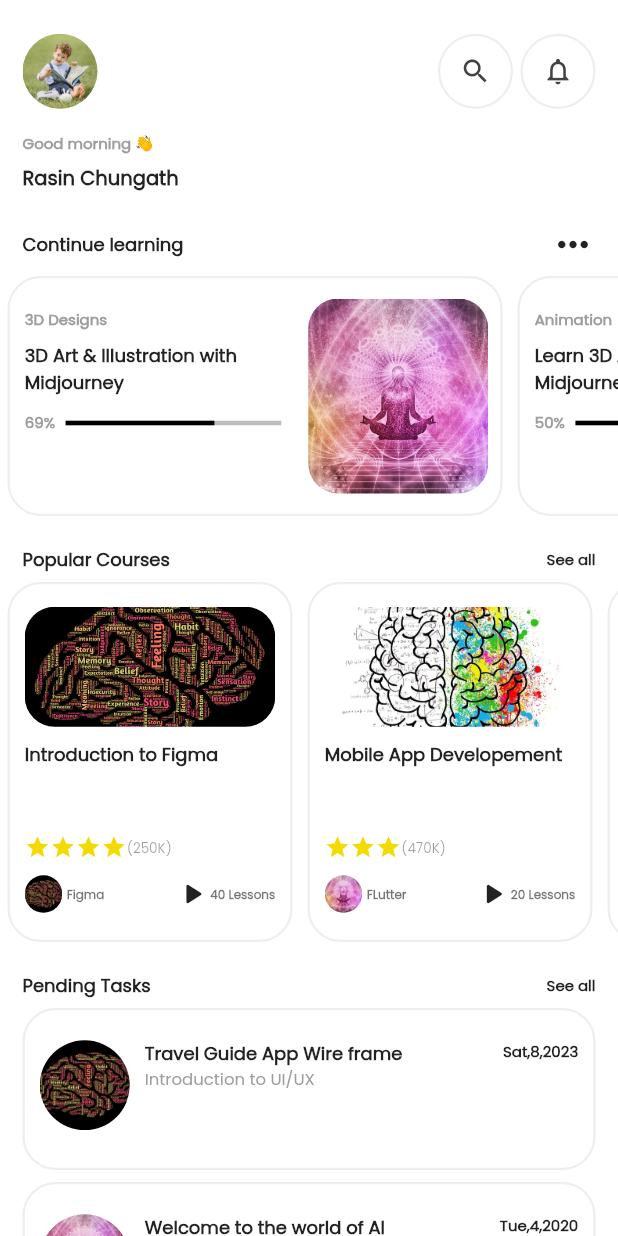
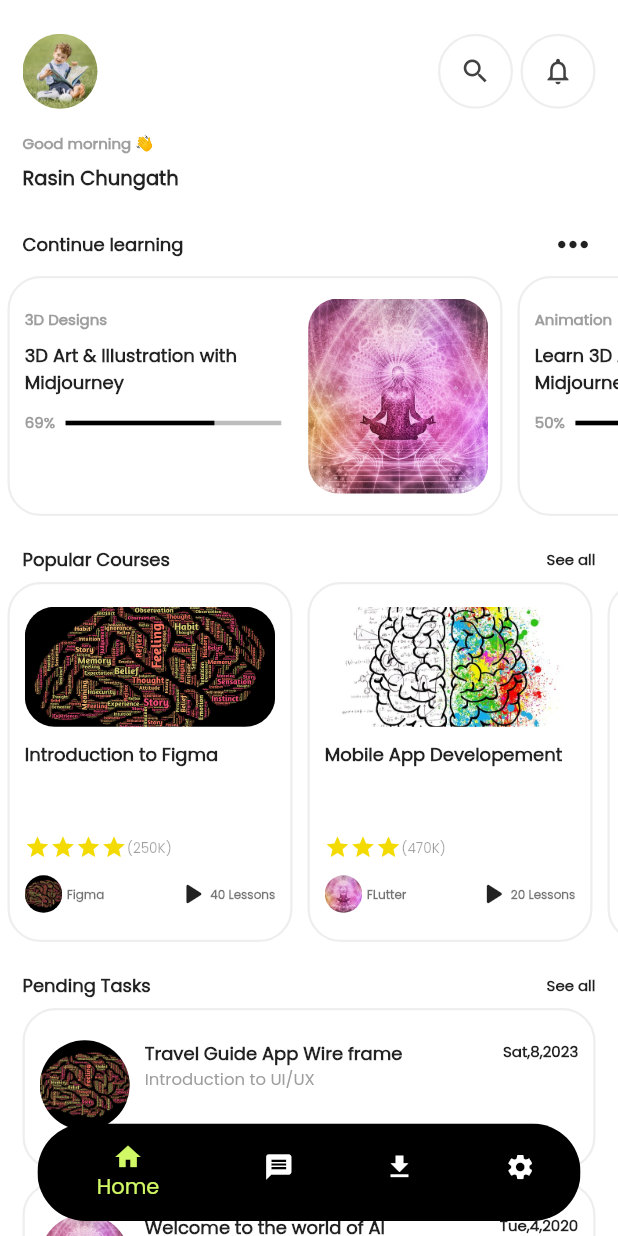
Before and after one commit to rasinchungath/behance-learning-app, a Flutter app: the screen it shows after launch, on a phone screen of 412 x 824 dp. Run offline on Flutter 3.47's test engine with Material 2 defaults, Android fonts, the phone set to English and light mode, and no system bars; our stand-ins replace get.

Commit message:
bottom nav bar added

```diff
--- /dev/null
+++ b/lib/controller/bottom_navigation_controller.dart
@@ -0,0 +1,9 @@
+import 'package:get/get.dart';
+
+class BottomNavigationController extends GetxController {
+  var currentIndex = 0.obs;
+
+  void changeTabIndex(int index) {
+    currentIndex.value = index;
+  }
+}
--- /dev/null
+++ b/lib/view/downloads/downloads.dart
@@ -0,0 +1,16 @@
+import 'package:flutter/material.dart';
+
+import '../../constants/constants.dart';
+
+class Downloads extends StatelessWidget {
+  const Downloads({super.key});
+
+  @override
+  Widget build(BuildContext context) {
+    return const Scaffold(
+      body: Center(
+        child: Text('Downloads', style: kTitleTextStyle),
+      ),
+    );
+  }
+}
--- a/lib/view/enroll screen/widgets/week_card.dart
+++ b/lib/view/enroll screen/widgets/week_card.dart
@@ -29,8 +29,7 @@ class _WeekCardState extends State<WeekCard> {
             width: 1.5,
             color: Colors.black87,
           ),
-          color: widget.index==0? Colors.black : null,
-          // selected ? Colors.black : null,
+          color: widget.index == 0 ? Colors.black : null,
         ),
         child: Padding(
           padding: const EdgeInsets.only(
@@ -44,8 +43,7 @@ class _WeekCardState extends State<WeekCard> {
             style: TextStyle(
               fontSize: 10,
               fontWeight: FontWeight.w600,
-              color: widget.index==0? Colors.white : null,
-              //selected ? Colors.white : null,
+              color: widget.index == 0 ? Colors.white : null,
             ),
           ),
         ),
--- a/lib/view/home screen/home_screen.dart
+++ b/lib/view/home screen/home_screen.dart
@@ -2,184 +2,100 @@ import 'package:flutter/material.dart';
 import 'package:get/get.dart';
 import 'package:online_learning/view/home%20screen/widgets/appbar.dart';
 import '../../constants/constants.dart';
-import '../../controller/data_controller.dart';
-import 'constants.dart';
-import 'widgets/learning_card.dart';
-import 'widgets/pending_tasks_card.dart';
-import 'widgets/popular_course_card.dart';
+import '../../controller/bottom_navigation_controller.dart';
+import '../../widgets/appbar.dart';
+import '../messages/messages.dart';
+import '../downloads/downloads.dart';
+import '../settings/settings.dart';
+import 'widgets/home.dart';
 
 class HomeScreen extends StatelessWidget {
   HomeScreen({super.key});
 
-  final dataController = Get.put(DataController());
-  int userid = 0;
+  final _controller = Get.put(BottomNavigationController());
+
+  final List<Widget> _screens = [
+    Home(),
+    const Messages(),
+    const Downloads(),
+    const Settings(),
+  ];
+
+  AppBar appbar(int currentIndex) {
+    if (currentIndex == 0) {
+      return customHomeAppbar();
+    } else if (currentIndex == 1) {
+      return customAppbar(
+        title: 'Messages',
+        icon1: Icons.account_circle,
+        icon2: Icons.abc,
+        onPressedIcon1: () {},
+        onPressedIcon2: () {},
+      );
+    } else if (currentIndex == 2) {
+      return customAppbar(
+        title: 'Downloads',
+        icon1: Icons.download,
+        icon2: Icons.delete,
+        onPressedIcon1: () {},
+        onPressedIcon2: () {},
+      );
+    } else {
+      return customAppbar(
+        title: 'Settings',
+        icon1: Icons.account_circle,
+        icon2: Icons.settings,
+        onPressedIcon1: () {},
+        onPressedIcon2: () {},
+      );
+    }
+  }
 
   @override
   Widget build(BuildContext context) {
     return SafeArea(
-        child: Scaffold(
-      appBar: customHomeAppbar(),
-      body: SingleChildScrollView(
-        physics: const BouncingScrollPhysics(),
-        child: Column(
-          crossAxisAlignment: CrossAxisAlignment.start,
-          children: [
-            const SizedBox(
-              height: 8,
+      child: Obx(
+        () => Scaffold(
+          appBar: appbar(_controller.currentIndex.value),
+          extendBody: true,
+          body: _screens[_controller.currentIndex.value],
+          bottomNavigationBar: Padding(
+            padding: const EdgeInsets.only(bottom: 10, right: 25, left: 25),
+            child: ClipRRect(
+              borderRadius: BorderRadius.circular(32),
+              child: SizedBox(
+                height: 65,
+                child: BottomNavigationBar(
+                  backgroundColor: Colors.black,
+                  selectedItemColor: kprimaryColor,
+                  iconSize: 20,
+                  currentIndex: _controller.currentIndex.value,
+                  onTap: (index) => _controller.changeTabIndex(index),
+                  items: const [
+                    BottomNavigationBarItem(
+                      icon: Icon(Icons.home),
+                      label: 'Home',
+                      backgroundColor: Colors.black,
                     ),
-            const Padding(
-              padding: EdgeInsets.only(
-                left: 15,
+                    BottomNavigationBarItem(
+                      icon: Icon(Icons.message),
+                      label: 'Messages',
                     ),
-              child: Text(
-                'Good morning 👋',
-                style: kGreetingTextStyle,
+                    BottomNavigationBarItem(
+                      icon: Icon(Icons.download),
+                      label: 'Downloads',
                     ),
-            ),
-            const SizedBox(
-              height: 6,
-            ),
-            Padding(
-              padding: const EdgeInsets.only(
-                left: 15,
-              ),
-              child: Text(
-                dataController.data[userid].userName,
-                style: kNameTextStyle,
-              ),
-            ),
-            const SizedBox(
-              height: 20,
-            ),
-            Padding(
-              padding: const EdgeInsets.only(
-                left: 15,
-                right: 15,
-              ),
-              child: Row(
-                mainAxisAlignment: MainAxisAlignment.spaceBetween,
-                children: const [
-                  Text(
-                    'Continue learning',
-                    style: kTitleTextStyle,
-                  ),
-                  Icon(
-                    Icons.more_horiz,
-                    size: 30,
+                    BottomNavigationBarItem(
+                      icon: Icon(Icons.settings),
+                      label: 'Settings',
                     ),
                   ],
                 ),
               ),
-            const SizedBox(
-              height: 6,
-            ),
-            SizedBox(
-              height: 160,
-              child: ListView.builder(
-                physics: const BouncingScrollPhysics(),
-                scrollDirection: Axis.horizontal,
-                itemCount: dataController.data[userid].continueLearning.length,
-                itemBuilder: (context, index) {
-                  return LearningCard(
-                    continuelearning:
-                        dataController.data[userid].continueLearning[index],
-                  );
-                },
             ),
           ),
-            const SizedBox(
-              height: 20,
-            ),
-            Padding(
-              padding: const EdgeInsets.only(
-                left: 15,
-                right: 15,
-              ),
-              child: Row(
-                mainAxisAlignment: MainAxisAlignment.spaceBetween,
-                children: const [
-                  Text(
-                    'Popular Courses',
-                    style: kTitleTextStyle,
-                  ),
-                  Text(
-                    'See all',
-                    style: kSeeAllTextStyle,
-                  ),
-                ],
         ),
       ),
-            const SizedBox(
-              height: 6,
-            ),
-            SizedBox(
-              height: 240,
-              child: ListView.builder(
-                physics: const BouncingScrollPhysics(),
-                scrollDirection: Axis.horizontal,
-                itemCount: dataController.popularcourses.length,
-                itemBuilder: (context, index) {
-                  return PopularCoursesCard(
-                    title: dataController.popularcourses[index].title,
-                    image: dataController.popularcourses[index].image,
-                    courseName: dataController.popularcourses[index].courseName,
-                    totalRatings:
-                        dataController.popularcourses[index].totalRatings,
-                    starCount: dataController.popularcourses[index].starCount,
-                    totalLessons:
-                        dataController.popularcourses[index].totalLessons,
-                    courseImage:
-                        dataController.popularcourses[index].courseImage,
     );
-                },
-              ),
-            ),
-            const SizedBox(
-              height: 20,
-            ),
-            Padding(
-              padding: const EdgeInsets.only(
-                left: 15,
-                right: 15,
-              ),
-              child: Row(
-                mainAxisAlignment: MainAxisAlignment.spaceBetween,
-                children: const [
-                  Text(
-                    'Pending Tasks',
-                    style: kTitleTextStyle,
-                  ),
-                  Text(
-                    'See all',
-                    style: kSeeAllTextStyle,
-                  ),
-                ],
-              ),
-            ),
-            const SizedBox(
-              height: 6,
-            ),
-            SizedBox(
-              child: ListView.builder(
-                shrinkWrap: true,
-                physics: const NeverScrollableScrollPhysics(),
-                itemCount: dataController.data[userid].pendingTasks.length,
-                itemBuilder: (context, index) {
-                  return PendingTasksCard(
-                    image:
-                        dataController.data[userid].pendingTasks[index].image,
-                    subTitle: dataController
-                        .data[userid].pendingTasks[index].subTitle,
-                    title:
-                        dataController.data[userid].pendingTasks[index].title,
-                    date: dataController.data[userid].pendingTasks[index].date,
-                  );
-                },
-              ),
-            ),
-          ],
-        ),
-      ),
-    ));
   }
 }
--- /dev/null
+++ b/lib/view/home screen/widgets/home.dart
@@ -0,0 +1,176 @@
+import 'package:flutter/material.dart';
+import 'package:get/get.dart';
+import '../../../constants/constants.dart';
+import '../../../controller/data_controller.dart';
+import '../constants.dart';
+import 'learning_card.dart';
+import 'pending_tasks_card.dart';
+import 'popular_course_card.dart';
+
+class Home extends StatelessWidget {
+  Home({super.key});
+  final dataController = Get.put(DataController());
+  int userid = 0;
+
+  @override
+  Widget build(BuildContext context) {
+    return SingleChildScrollView(
+      physics: const BouncingScrollPhysics(),
+      child: Column(
+        crossAxisAlignment: CrossAxisAlignment.start,
+        children: [
+          const SizedBox(
+            height: 8,
+          ),
+          const Padding(
+            padding: EdgeInsets.only(
+              left: 15,
+            ),
+            child: Text(
+              'Good morning 👋',
+              style: kGreetingTextStyle,
+            ),
+          ),
+          const SizedBox(
+            height: 6,
+          ),
+          Padding(
+            padding: const EdgeInsets.only(
+              left: 15,
+            ),
+            child: Text(
+              dataController.data[userid].userName,
+              style: kNameTextStyle,
+            ),
+          ),
+          const SizedBox(
+            height: 20,
+          ),
+          Padding(
+            padding: const EdgeInsets.only(
+              left: 15,
+              right: 15,
+            ),
+            child: Row(
+              mainAxisAlignment: MainAxisAlignment.spaceBetween,
+              children: const [
+                Text(
+                  'Continue learning',
+                  style: kTitleTextStyle,
+                ),
+                Icon(
+                  Icons.more_horiz,
+                  size: 30,
+                ),
+              ],
+            ),
+          ),
+          const SizedBox(
+            height: 6,
+          ),
+          SizedBox(
+            height: 160,
+            child: ListView.builder(
+              physics: const BouncingScrollPhysics(),
+              scrollDirection: Axis.horizontal,
+              itemCount: dataController.data[userid].continueLearning.length,
+              itemBuilder: (context, index) {
+                return LearningCard(
+                  continuelearning:
+                      dataController.data[userid].continueLearning[index],
+                );
+              },
+            ),
+          ),
+          const SizedBox(
+            height: 20,
+          ),
+          Padding(
+            padding: const EdgeInsets.only(
+              left: 15,
+              right: 15,
+            ),
+            child: Row(
+              mainAxisAlignment: MainAxisAlignment.spaceBetween,
+              children: const [
+                Text(
+                  'Popular Courses',
+                  style: kTitleTextStyle,
+                ),
+                Text(
+                  'See all',
+                  style: kSeeAllTextStyle,
+                ),
+              ],
+            ),
+          ),
+          const SizedBox(
+            height: 6,
+          ),
+          SizedBox(
+            height: 240,
+            child: ListView.builder(
+              physics: const BouncingScrollPhysics(),
+              scrollDirection: Axis.horizontal,
+              itemCount: dataController.popularcourses.length,
+              itemBuilder: (context, index) {
+                return PopularCoursesCard(
+                  title: dataController.popularcourses[index].title,
+                  image: dataController.popularcourses[index].image,
+                  courseName: dataController.popularcourses[index].courseName,
+                  totalRatings:
+                      dataController.popularcourses[index].totalRatings,
+                  starCount: dataController.popularcourses[index].starCount,
+                  totalLessons:
+                      dataController.popularcourses[index].totalLessons,
+                  courseImage: dataController.popularcourses[index].courseImage,
+                );
+              },
+            ),
+          ),
+          const SizedBox(
+            height: 20,
+          ),
+          Padding(
+            padding: const EdgeInsets.only(
+              left: 15,
+              right: 15,
+            ),
+            child: Row(
+              mainAxisAlignment: MainAxisAlignment.spaceBetween,
+              children: const [
+                Text(
+                  'Pending Tasks',
+                  style: kTitleTextStyle,
+                ),
+                Text(
+                  'See all',
+                  style: kSeeAllTextStyle,
+                ),
+              ],
+            ),
+          ),
+          const SizedBox(
+            height: 6,
+          ),
+          SizedBox(
+            child: ListView.builder(
+              shrinkWrap: true,
+              physics: const NeverScrollableScrollPhysics(),
+              itemCount: dataController.data[userid].pendingTasks.length,
+              itemBuilder: (context, index) {
+                return PendingTasksCard(
+                  image: dataController.data[userid].pendingTasks[index].image,
+                  subTitle:
+                      dataController.data[userid].pendingTasks[index].subTitle,
+                  title: dataController.data[userid].pendingTasks[index].title,
+                  date: dataController.data[userid].pendingTasks[index].date,
+                );
+              },
+            ),
+          ),
+        ],
+      ),
+    );
+  }
+}
--- /dev/null
+++ b/lib/view/messages/messages.dart
@@ -0,0 +1,16 @@
+import 'package:flutter/material.dart';
+
+import '../../constants/constants.dart';
+
+class Messages extends StatelessWidget {
+  const Messages({super.key});
+
+  @override
+  Widget build(BuildContext context) {
+    return const Scaffold(
+      body: Center(
+        child: Text('Messages', style: kTitleTextStyle),
+      ),
+    );
+  }
+}
--- /dev/null
+++ b/lib/view/settings/settings.dart
@@ -0,0 +1,19 @@
+import 'package:flutter/material.dart';
+
+import '../../constants/constants.dart';
+
+class Settings extends StatelessWidget {
+  const Settings({super.key});
+
+  @override
+  Widget build(BuildContext context) {
+    return const Scaffold(
+      body: Center(
+        child: Text(
+          'Settings',
+          style: kTitleTextStyle,
+        ),
+      ),
+    );
+  }
+}
```
Lines whose indentation alone changed are shown as unchanged.
